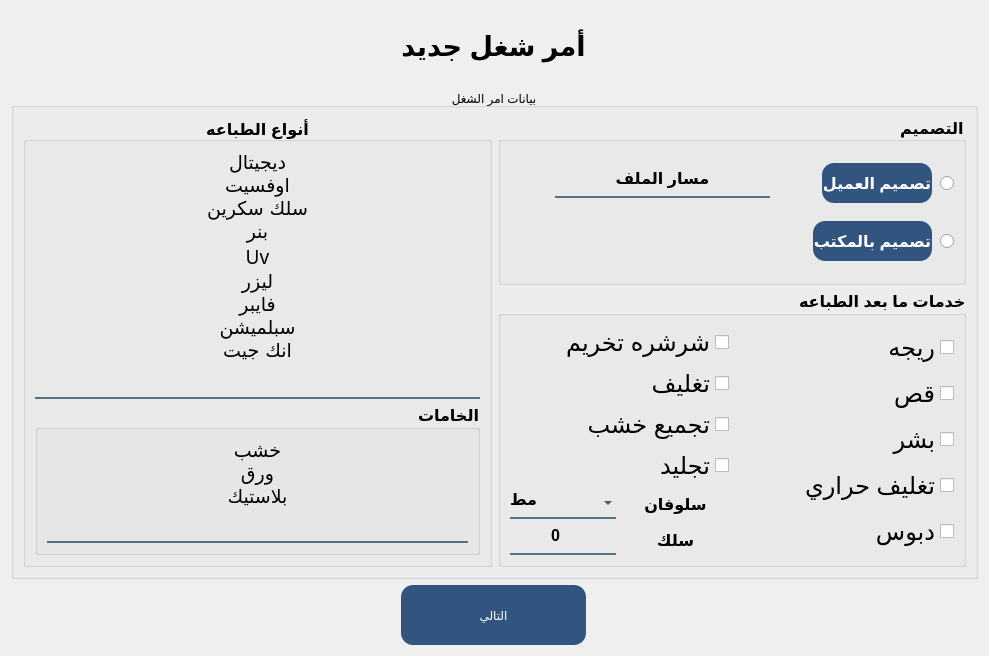
Before: the Qt Designer form forms/newOrderData_view.ui in Abdel-RahmanSaied/treeAdvertising, drawn with Qt 5.
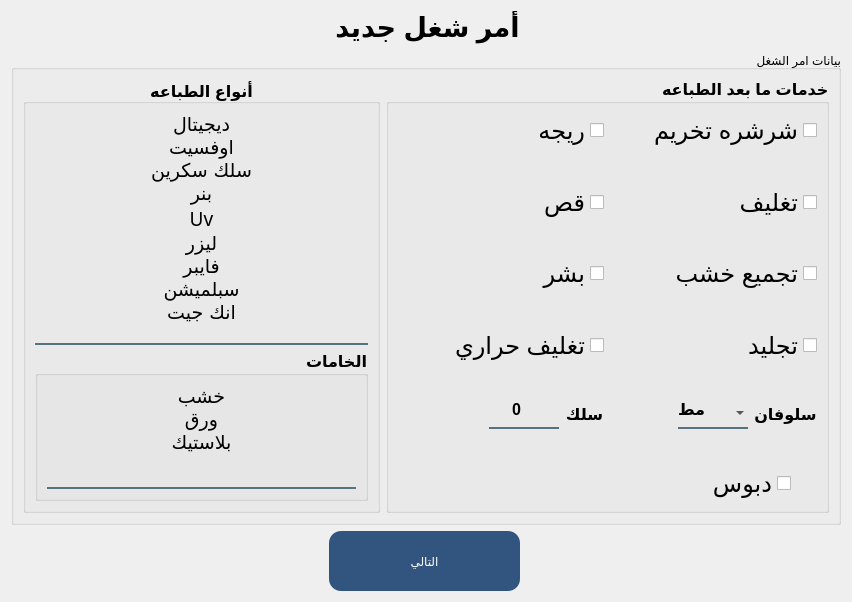
After: the same form once the commit is applied.

Commit message: add choose design screen

Diff of the .ui file:
```diff
--- a/forms/newOrderData_view.ui
+++ b/forms/newOrderData_view.ui
@@ -6,15 +6,15 @@
    <rect>
     <x>0</x>
     <y>0</y>
-    <width>989</width>
-    <height>656</height>
+    <width>848</width>
+    <height>598</height>
    </rect>
   </property>
   <property name="windowTitle">
    <string>Form</string>
   </property>
   <layout class="QGridLayout" name="gridLayout_2">
-   <item row="0" column="2">
+   <item row="0" column="3">
     <spacer name="horizontalSpacer_11">
      <property name="orientation">
       <enum>Qt::Horizontal</enum>
@@ -27,60 +27,7 @@
      </property>
     </spacer>
    </item>
-   <item row="0" column="0">
-    <spacer name="horizontalSpacer_10">
-     <property name="orientation">
-      <enum>Qt::Horizontal</enum>
-     </property>
-     <property name="sizeHint" stdset="0">
-      <size>
-       <width>384</width>
-       <height>20</height>
-      </size>
-     </property>
-    </spacer>
-   </item>
-   <item row="2" column="0">
-    <spacer name="horizontalSpacer">
-     <property name="orientation">
-      <enum>Qt::Horizontal</enum>
-     </property>
-     <property name="sizeHint" stdset="0">
-      <size>
-       <width>384</width>
-       <height>20</height>
-      </size>
-     </property>
-    </spacer>
-   </item>
-   <item row="2" column="1">
-    <widget class="QPushButton" name="next_btn">
-     <property name="minimumSize">
-      <size>
-       <width>0</width>
-       <height>60</height>
-      </size>
-     </property>
-     <property name="maximumSize">
-      <size>
-       <width>16777215</width>
-       <height>16777215</height>
-      </size>
-     </property>
-     <property name="styleSheet">
-      <string notr="true">font: 11pt &quot;Acumin Pro&quot;;
-color: rgb(255, 255, 255);
-background-color: rgb(50, 85, 127);
-
- border-radius: 12px;
-</string>
-     </property>
-     <property name="text">
-      <string>التالي</string>
-     </property>
-    </widget>
-   </item>
-   <item row="0" column="1">
+   <item row="0" column="2">
     <widget class="QLabel" name="label">
      <property name="maximumSize">
       <size>
@@ -103,7 +50,20 @@
      </property>
     </widget>
    </item>
-   <item row="2" column="2">
+   <item row="0" column="0" colspan="2">
+    <spacer name="horizontalSpacer_10">
+     <property name="orientation">
+      <enum>Qt::Horizontal</enum>
+     </property>
+     <property name="sizeHint" stdset="0">
+      <size>
+       <width>384</width>
+       <height>20</height>
+      </size>
+     </property>
+    </spacer>
+   </item>
+   <item row="2" column="3">
     <spacer name="horizontalSpacer_2">
      <property name="orientation">
       <enum>Qt::Horizontal</enum>
@@ -116,242 +76,75 @@
      </property>
     </spacer>
    </item>
-   <item row="1" column="0" colspan="3">
+   <item row="2" column="0">
+    <spacer name="horizontalSpacer">
+     <property name="orientation">
+      <enum>Qt::Horizontal</enum>
+     </property>
+     <property name="sizeHint" stdset="0">
+      <size>
+       <width>384</width>
+       <height>20</height>
+      </size>
+     </property>
+    </spacer>
+   </item>
+   <item row="2" column="1" colspan="2">
+    <widget class="QPushButton" name="next_btn">
+     <property name="minimumSize">
+      <size>
+       <width>0</width>
+       <height>60</height>
+      </size>
+     </property>
+     <property name="maximumSize">
+      <size>
+       <width>16777215</width>
+       <height>16777215</height>
+      </size>
+     </property>
+     <property name="styleSheet">
+      <string notr="true">font: 11pt &quot;Acumin Pro&quot;;
+color: rgb(255, 255, 255);
+background-color: rgb(50, 85, 127);
+
+ border-radius: 12px;
+</string>
+     </property>
+     <property name="text">
+      <string>التالي</string>
+     </property>
+    </widget>
+   </item>
+   <item row="1" column="0" colspan="4">
     <widget class="QGroupBox" name="groupBox">
+     <property name="minimumSize">
+      <size>
+       <width>830</width>
+       <height>475</height>
+      </size>
+     </property>
      <property name="title">
       <string>بيانات امر الشغل</string>
      </property>
      <property name="alignment">
-      <set>Qt::AlignCenter</set>
+      <set>Qt::AlignRight|Qt::AlignTrailing|Qt::AlignVCenter</set>
      </property>
-     <layout class="QGridLayout" name="gridLayout_6">
-      <item row="1" column="1">
-       <widget class="QGroupBox" name="groupBox_5">
-        <property name="font">
-         <font>
-          <pointsize>12</pointsize>
-          <weight>75</weight>
-          <bold>true</bold>
-         </font>
-        </property>
-        <property name="layoutDirection">
-         <enum>Qt::RightToLeft</enum>
-        </property>
-        <property name="title">
-         <string>خدمات ما بعد الطباعه</string>
-        </property>
-        <layout class="QGridLayout" name="gridLayout_5">
-         <item row="0" column="1">
-          <layout class="QVBoxLayout" name="verticalLayout_2">
-           <item>
-            <widget class="QCheckBox" name="checkBox_6">
-             <property name="font">
-              <font>
-               <pointsize>18</pointsize>
-               <weight>50</weight>
-               <bold>false</bold>
-              </font>
-             </property>
-             <property name="text">
-              <string>شرشره تخريم</string>
-             </property>
-            </widget>
-           </item>
-           <item>
-            <widget class="QCheckBox" name="checkBox_7">
-             <property name="font">
-              <font>
-               <pointsize>18</pointsize>
-               <weight>50</weight>
-               <bold>false</bold>
-              </font>
-             </property>
-             <property name="text">
-              <string>تغليف</string>
-             </property>
-            </widget>
-           </item>
-           <item>
-            <widget class="QCheckBox" name="checkBox_8">
-             <property name="font">
-              <font>
-               <pointsize>18</pointsize>
-               <weight>50</weight>
-               <bold>false</bold>
-              </font>
-             </property>
-             <property name="text">
-              <string>تجميع خشب</string>
-             </property>
-            </widget>
-           </item>
-           <item>
-            <widget class="QCheckBox" name="checkBox_9">
-             <property name="font">
-              <font>
-               <pointsize>18</pointsize>
-               <weight>50</weight>
-               <bold>false</bold>
-              </font>
-             </property>
-             <property name="text">
-              <string>تجليد</string>
-             </property>
-            </widget>
-           </item>
-           <item>
-            <layout class="QHBoxLayout" name="horizontalLayout_2">
-             <item>
-              <widget class="QLabel" name="label_3">
-               <property name="text">
-                <string>سلوفان</string>
-               </property>
-               <property name="alignment">
-                <set>Qt::AlignCenter</set>
-               </property>
-              </widget>
-             </item>
-             <item>
-              <widget class="QComboBox" name="comboBox">
-               <property name="layoutDirection">
-                <enum>Qt::LeftToRight</enum>
-               </property>
-               <property name="styleSheet">
-                <string notr="true">background-color:rgba(0, 0, 0, 0);
-border:none;
-border-bottom:2px solid rgba(46, 82, 101, 200);
-font: 11pt &quot;Acumin Pro&quot;;
-padding-bottom:7px;</string>
-               </property>
-               <item>
-                <property name="text">
-                 <string>مط</string>
-                </property>
-               </item>
-               <item>
-                <property name="text">
-                 <string>لامع</string>
-                </property>
-               </item>
-              </widget>
-             </item>
-            </layout>
-           </item>
-           <item>
-            <layout class="QHBoxLayout" name="horizontalLayout_3">
-             <item>
-              <widget class="QLabel" name="label_4">
-               <property name="layoutDirection">
-                <enum>Qt::RightToLeft</enum>
-               </property>
-               <property name="text">
-                <string>سلك</string>
-               </property>
-               <property name="alignment">
-                <set>Qt::AlignCenter</set>
-               </property>
-              </widget>
-             </item>
-             <item>
-              <widget class="QSpinBox" name="spinBox">
-               <property name="layoutDirection">
-                <enum>Qt::LeftToRight</enum>
-               </property>
-               <property name="styleSheet">
-                <string notr="true">background-color:rgba(0, 0, 0, 0);
-border:none;
-border-bottom:2px solid rgba(46, 82, 101, 200);
-font: 11pt &quot;Acumin Pro&quot;;
-padding-bottom:7px;</string>
-               </property>
-               <property name="alignment">
-                <set>Qt::AlignCenter</set>
-               </property>
-              </widget>
-             </item>
-            </layout>
-           </item>
-          </layout>
-         </item>
-         <item row="0" column="0">
-          <layout class="QVBoxLayout" name="verticalLayout">
-           <item>
-            <widget class="QCheckBox" name="checkBox">
-             <property name="font">
-              <font>
-               <pointsize>18</pointsize>
-               <weight>50</weight>
-               <bold>false</bold>
-              </font>
-             </property>
-             <property name="text">
-              <string>ريجه</string>
-             </property>
-            </widget>
-           </item>
-           <item>
-            <widget class="QCheckBox" name="checkBox_5">
-             <property name="font">
-              <font>
-               <pointsize>18</pointsize>
-               <weight>50</weight>
-               <bold>false</bold>
-              </font>
-             </property>
-             <property name="text">
-              <string>قص</string>
-             </property>
-            </widget>
-           </item>
-           <item>
-            <widget class="QCheckBox" name="checkBox_3">
-             <property name="font">
-              <font>
-               <pointsize>18</pointsize>
-               <weight>50</weight>
-               <bold>false</bold>
-              </font>
-             </property>
-             <property name="text">
-              <string>بشر</string>
-             </property>
-            </widget>
-           </item>
-           <item>
-            <widget class="QCheckBox" name="checkBox_2">
-             <property name="font">
-              <font>
-               <pointsize>18</pointsize>
-               <weight>50</weight>
-               <bold>false</bold>
-              </font>
-             </property>
-             <property name="text">
-              <string>تغليف حراري</string>
-             </property>
-            </widget>
-           </item>
-           <item>
-            <widget class="QCheckBox" name="checkBox_4">
-             <property name="font">
-              <font>
-               <pointsize>18</pointsize>
-               <weight>50</weight>
-               <bold>false</bold>
-              </font>
-             </property>
-             <property name="text">
-              <string>دبوس</string>
-             </property>
-            </widget>
-           </item>
-          </layout>
-         </item>
-        </layout>
-       </widget>
-      </item>
-      <item row="0" column="0" rowspan="2">
+     <layout class="QGridLayout" name="gridLayout_5">
+      <item row="0" column="0">
        <widget class="QGroupBox" name="groupBox_3">
+        <property name="minimumSize">
+         <size>
+          <width>300</width>
+          <height>0</height>
+         </size>
+        </property>
+        <property name="maximumSize">
+         <size>
+          <width>600</width>
+          <height>16777215</height>
+         </size>
+        </property>
         <property name="font">
          <font>
           <pointsize>12</pointsize>
@@ -369,158 +162,6 @@
          <set>Qt::AlignCenter</set>
         </property>
         <layout class="QGridLayout" name="gridLayout_3">
-         <item row="0" column="0">
-          <widget class="QListWidget" name="color_listWidget">
-           <property name="font">
-            <font>
-             <family>Acumin Pro</family>
-             <pointsize>11</pointsize>
-             <weight>50</weight>
-             <italic>false</italic>
-             <bold>false</bold>
-            </font>
-           </property>
-           <property name="cursor" stdset="0">
-            <cursorShape>ArrowCursor</cursorShape>
-           </property>
-           <property name="layoutDirection">
-            <enum>Qt::RightToLeft</enum>
-           </property>
-           <property name="styleSheet">
-            <string notr="true">background-color:rgba(0, 0, 0, 0);
-border:none;
-border-bottom:2px solid rgba(46, 82, 101, 200);
-font: 11pt &quot;Acumin Pro&quot;;
-padding-bottom:7px;</string>
-           </property>
-           <property name="selectionMode">
-            <enum>QAbstractItemView::MultiSelection</enum>
-           </property>
-           <property name="textElideMode">
-            <enum>Qt::ElideLeft</enum>
-           </property>
-           <property name="viewMode">
-            <enum>QListView::ListMode</enum>
-           </property>
-           <item>
-            <property name="text">
-             <string>ديجيتال</string>
-            </property>
-            <property name="font">
-             <font>
-              <pointsize>14</pointsize>
-             </font>
-            </property>
-            <property name="textAlignment">
-             <set>AlignCenter</set>
-            </property>
-           </item>
-           <item>
-            <property name="text">
-             <string>اوفسيت</string>
-            </property>
-            <property name="font">
-             <font>
-              <pointsize>14</pointsize>
-             </font>
-            </property>
-            <property name="textAlignment">
-             <set>AlignCenter</set>
-            </property>
-           </item>
-           <item>
-            <property name="text">
-             <string>سلك سكرين</string>
-            </property>
-            <property name="font">
-             <font>
-              <pointsize>14</pointsize>
-             </font>
-            </property>
-            <property name="textAlignment">
-             <set>AlignCenter</set>
-            </property>
-           </item>
-           <item>
-            <property name="text">
-             <string>بنر</string>
-            </property>
-            <property name="font">
-             <font>
-              <pointsize>14</pointsize>
-             </font>
-            </property>
-            <property name="textAlignment">
-             <set>AlignCenter</set>
-            </property>
-           </item>
-           <item>
-            <property name="text">
-             <string>Uv</string>
-            </property>
-            <property name="font">
-             <font>
-              <pointsize>14</pointsize>
-             </font>
-            </property>
-            <property name="textAlignment">
-             <set>AlignCenter</set>
-            </property>
-           </item>
-           <item>
-            <property name="text">
-             <string>ليزر</string>
-            </property>
-            <property name="font">
-             <font>
-              <pointsize>14</pointsize>
-             </font>
-            </property>
-            <property name="textAlignment">
-             <set>AlignCenter</set>
-            </property>
-           </item>
-           <item>
-            <property name="text">
-             <string>فايبر</string>
-            </property>
-            <property name="font">
-             <font>
-              <pointsize>14</pointsize>
-             </font>
-            </property>
-            <property name="textAlignment">
-             <set>AlignCenter</set>
-            </property>
-           </item>
-           <item>
-            <property name="text">
-             <string>سبلميشن</string>
-            </property>
-            <property name="font">
-             <font>
-              <pointsize>14</pointsize>
-             </font>
-            </property>
-            <property name="textAlignment">
-             <set>AlignCenter</set>
-            </property>
-           </item>
-           <item>
-            <property name="text">
-             <string>انك جيت</string>
-            </property>
-            <property name="font">
-             <font>
-              <pointsize>14</pointsize>
-             </font>
-            </property>
-            <property name="textAlignment">
-             <set>AlignCenter</set>
-            </property>
-           </item>
-          </widget>
-         </item>
          <item row="1" column="0">
           <widget class="QGroupBox" name="groupBox_4">
            <property name="minimumSize">
@@ -626,11 +267,163 @@
            </layout>
           </widget>
          </item>
+         <item row="0" column="0">
+          <widget class="QListWidget" name="color_listWidget">
+           <property name="font">
+            <font>
+             <family>Acumin Pro</family>
+             <pointsize>11</pointsize>
+             <weight>50</weight>
+             <italic>false</italic>
+             <bold>false</bold>
+            </font>
+           </property>
+           <property name="cursor" stdset="0">
+            <cursorShape>ArrowCursor</cursorShape>
+           </property>
+           <property name="layoutDirection">
+            <enum>Qt::RightToLeft</enum>
+           </property>
+           <property name="styleSheet">
+            <string notr="true">background-color:rgba(0, 0, 0, 0);
+border:none;
+border-bottom:2px solid rgba(46, 82, 101, 200);
+font: 11pt &quot;Acumin Pro&quot;;
+padding-bottom:7px;</string>
+           </property>
+           <property name="selectionMode">
+            <enum>QAbstractItemView::MultiSelection</enum>
+           </property>
+           <property name="textElideMode">
+            <enum>Qt::ElideLeft</enum>
+           </property>
+           <property name="viewMode">
+            <enum>QListView::ListMode</enum>
+           </property>
+           <item>
+            <property name="text">
+             <string>ديجيتال</string>
+            </property>
+            <property name="font">
+             <font>
+              <pointsize>14</pointsize>
+             </font>
+            </property>
+            <property name="textAlignment">
+             <set>AlignCenter</set>
+            </property>
+           </item>
+           <item>
+            <property name="text">
+             <string>اوفسيت</string>
+            </property>
+            <property name="font">
+             <font>
+              <pointsize>14</pointsize>
+             </font>
+            </property>
+            <property name="textAlignment">
+             <set>AlignCenter</set>
+            </property>
+           </item>
+           <item>
+            <property name="text">
+             <string>سلك سكرين</string>
+            </property>
+            <property name="font">
+             <font>
+              <pointsize>14</pointsize>
+             </font>
+            </property>
+            <property name="textAlignment">
+             <set>AlignCenter</set>
+            </property>
+           </item>
+           <item>
+            <property name="text">
+             <string>بنر</string>
+            </property>
+            <property name="font">
+             <font>
+              <pointsize>14</pointsize>
+             </font>
+            </property>
+            <property name="textAlignment">
+             <set>AlignCenter</set>
+            </property>
+           </item>
+           <item>
+            <property name="text">
+             <string>Uv</string>
+            </property>
+            <property name="font">
+             <font>
+              <pointsize>14</pointsize>
+             </font>
+            </property>
+            <property name="textAlignment">
+             <set>AlignCenter</set>
+            </property>
+           </item>
+           <item>
+            <property name="text">
+             <string>ليزر</string>
+            </property>
+            <property name="font">
+             <font>
+              <pointsize>14</pointsize>
+             </font>
+            </property>
+            <property name="textAlignment">
+             <set>AlignCenter</set>
+            </property>
+           </item>
+           <item>
+            <property name="text">
+             <string>فايبر</string>
+            </property>
+            <property name="font">
+             <font>
+              <pointsize>14</pointsize>
+             </font>
+            </property>
+            <property name="textAlignment">
+             <set>AlignCenter</set>
+            </property>
+           </item>
+           <item>
+            <property name="text">
+             <string>سبلميشن</string>
+            </property>
+            <property name="font">
+             <font>
+              <pointsize>14</pointsize>
+             </font>
+            </property>
+            <property name="textAlignment">
+             <set>AlignCenter</set>
+            </property>
+           </item>
+           <item>
+            <property name="text">
+             <string>انك جيت</string>
+            </property>
+            <property name="font">
+             <font>
+              <pointsize>14</pointsize>
+             </font>
+            </property>
+            <property name="textAlignment">
+             <set>AlignCenter</set>
+            </property>
+           </item>
+          </widget>
+         </item>
         </layout>
        </widget>
       </item>
       <item row="0" column="1">
-       <widget class="QGroupBox" name="groupBox_2">
+       <widget class="QGroupBox" name="groupBox_5">
         <property name="font">
          <font>
           <pointsize>12</pointsize>
@@ -642,203 +435,352 @@
          <enum>Qt::RightToLeft</enum>
         </property>
         <property name="title">
-         <string>التصميم</string>
-        </property>
-        <property name="alignment">
-         <set>Qt::AlignLeading|Qt::AlignLeft|Qt::AlignVCenter</set>
+         <string>خدمات ما بعد الطباعه</string>
         </property>
         <layout class="QGridLayout" name="gridLayout">
-         <item row="0" column="0">
+         <item row="0" column="0" colspan="4">
           <layout class="QHBoxLayout" name="horizontalLayout">
            <item>
-            <widget class="QRadioButton" name="clientDesign_rad_btn">
-             <property name="minimumSize">
-              <size>
-               <width>16</width>
-               <height>16</height>
-              </size>
-             </property>
+            <widget class="QCheckBox" name="checkBox_6">
              <property name="font">
               <font>
-               <family>Acumin Pro</family>
-               <pointsize>15</pointsize>
+               <pointsize>18</pointsize>
                <weight>50</weight>
-               <italic>false</italic>
                <bold>false</bold>
               </font>
              </property>
-             <property name="layoutDirection">
-              <enum>Qt::RightToLeft</enum>
-             </property>
-             <property name="styleSheet">
-              <string notr="true">font: 15pt &quot;Acumin Pro&quot;;</string>
-             </property>
              <property name="text">
-              <string/>
+              <string>شرشره تخريم</string>
              </property>
-             <property name="iconSize">
-              <size>
-               <width>30</width>
-               <height>30</height>
-              </size>
-             </property>
             </widget>
            </item>
            <item>
-            <widget class="QPushButton" name="clientDesign_btn">
-             <property name="minimumSize">
-              <size>
-               <width>110</width>
-               <height>40</height>
-              </size>
+            <widget class="QCheckBox" name="checkBox">
+             <property name="font">
+              <font>
+               <pointsize>18</pointsize>
+               <weight>50</weight>
+               <bold>false</bold>
+              </font>
              </property>
-             <property name="maximumSize">
-              <size>
-               <width>16777215</width>
-               <height>16777215</height>
-              </size>
-             </property>
-             <property name="styleSheet">
-              <string notr="true">font: 11pt &quot;Acumin Pro&quot;;
-color: rgb(255, 255, 255);
-background-color: rgb(50, 85, 127);
-
- border-radius: 12px;
-</string>
-             </property>
              <property name="text">
-              <string>تصميم العميل</string>
+              <string>ريجه</string>
              </property>
             </widget>
            </item>
-           <item>
-            <spacer name="horizontalSpacer_5">
-             <property name="orientation">
-              <enum>Qt::Horizontal</enum>
-             </property>
-             <property name="sizeHint" stdset="0">
-              <size>
-               <width>40</width>
-               <height>20</height>
-              </size>
-             </property>
-            </spacer>
-           </item>
-           <item>
-            <widget class="QLabel" name="filaPath_lbl">
-             <property name="minimumSize">
-              <size>
-               <width>215</width>
-               <height>0</height>
-              </size>
-             </property>
-             <property name="maximumSize">
-              <size>
-               <width>16777215</width>
-               <height>30</height>
-              </size>
-             </property>
-             <property name="styleSheet">
-              <string notr="true">background-color:rgba(0, 0, 0, 0);
-border:none;
-border-bottom:2px solid rgba(46, 82, 101, 200);
-font: 8pt &quot;Acumin Pro&quot;;
-padding-bottom:7px;</string>
-             </property>
-             <property name="text">
-              <string>مسار الملف</string>
-             </property>
-             <property name="alignment">
-              <set>Qt::AlignCenter</set>
-             </property>
-            </widget>
-           </item>
-           <item>
-            <spacer name="horizontalSpacer_3">
-             <property name="orientation">
-              <enum>Qt::Horizontal</enum>
-             </property>
-             <property name="sizeHint" stdset="0">
-              <size>
-               <width>13</width>
-               <height>20</height>
-              </size>
-             </property>
-            </spacer>
-           </item>
           </layout>
          </item>
-         <item row="1" column="0">
+         <item row="1" column="3">
+          <spacer name="verticalSpacer">
+           <property name="orientation">
+            <enum>Qt::Vertical</enum>
+           </property>
+           <property name="sizeHint" stdset="0">
+            <size>
+             <width>20</width>
+             <height>24</height>
+            </size>
+           </property>
+          </spacer>
+         </item>
+         <item row="2" column="0" colspan="4">
           <layout class="QHBoxLayout" name="horizontalLayout_4">
            <item>
-            <widget class="QRadioButton" name="clientDesign_rad_btn_2">
-             <property name="minimumSize">
-              <size>
-               <width>16</width>
-               <height>16</height>
-              </size>
+            <widget class="QCheckBox" name="checkBox_7">
+             <property name="font">
+              <font>
+               <pointsize>18</pointsize>
+               <weight>50</weight>
+               <bold>false</bold>
+              </font>
              </property>
+             <property name="text">
+              <string>تغليف</string>
+             </property>
+            </widget>
+           </item>
+           <item>
+            <widget class="QCheckBox" name="checkBox_5">
              <property name="font">
               <font>
-               <family>Acumin Pro</family>
-               <pointsize>15</pointsize>
+               <pointsize>18</pointsize>
                <weight>50</weight>
-               <italic>false</italic>
                <bold>false</bold>
               </font>
              </property>
-             <property name="layoutDirection">
-              <enum>Qt::RightToLeft</enum>
+             <property name="text">
+              <string>قص</string>
              </property>
-             <property name="styleSheet">
-              <string notr="true">font: 15pt &quot;Acumin Pro&quot;;</string>
+            </widget>
+           </item>
+          </layout>
+         </item>
+         <item row="3" column="0">
+          <spacer name="verticalSpacer_2">
+           <property name="orientation">
+            <enum>Qt::Vertical</enum>
+           </property>
+           <property name="sizeHint" stdset="0">
+            <size>
+             <width>20</width>
+             <height>23</height>
+            </size>
+           </property>
+          </spacer>
+         </item>
+         <item row="4" column="0" colspan="4">
+          <layout class="QHBoxLayout" name="horizontalLayout_5">
+           <item>
+            <widget class="QCheckBox" name="checkBox_8">
+             <property name="font">
+              <font>
+               <pointsize>18</pointsize>
+               <weight>50</weight>
+               <bold>false</bold>
+              </font>
              </property>
              <property name="text">
-              <string/>
+              <string>تجميع خشب</string>
              </property>
-             <property name="iconSize">
-              <size>
-               <width>30</width>
-               <height>30</height>
-              </size>
+            </widget>
+           </item>
+           <item>
+            <widget class="QCheckBox" name="checkBox_3">
+             <property name="font">
+              <font>
+               <pointsize>18</pointsize>
+               <weight>50</weight>
+               <bold>false</bold>
+              </font>
              </property>
+             <property name="text">
+              <string>بشر</string>
+             </property>
             </widget>
            </item>
+          </layout>
+         </item>
+         <item row="5" column="2">
+          <spacer name="verticalSpacer_3">
+           <property name="orientation">
+            <enum>Qt::Vertical</enum>
+           </property>
+           <property name="sizeHint" stdset="0">
+            <size>
+             <width>20</width>
+             <height>24</height>
+            </size>
+           </property>
+          </spacer>
+         </item>
+         <item row="6" column="0" colspan="4">
+          <layout class="QHBoxLayout" name="horizontalLayout_6">
            <item>
-            <widget class="QPushButton" name="officeDesign_btn">
-             <property name="minimumSize">
-              <size>
-               <width>110</width>
-               <height>40</height>
-              </size>
+            <widget class="QCheckBox" name="checkBox_9">
+             <property name="font">
+              <font>
+               <pointsize>18</pointsize>
+               <weight>50</weight>
+               <bold>false</bold>
+              </font>
              </property>
-             <property name="maximumSize">
-              <size>
-               <width>16777215</width>
-               <height>16777215</height>
-              </size>
+             <property name="text">
+              <string>تجليد</string>
              </property>
-             <property name="styleSheet">
-              <string notr="true">font: 11pt &quot;Acumin Pro&quot;;
-color: rgb(255, 255, 255);
-background-color: rgb(50, 85, 127);
-
- border-radius: 12px;
-</string>
+            </widget>
+           </item>
+           <item>
+            <widget class="QCheckBox" name="checkBox_2">
+             <property name="font">
+              <font>
+               <pointsize>18</pointsize>
+               <weight>50</weight>
+               <bold>false</bold>
+              </font>
              </property>
              <property name="text">
-              <string>تصميم بالمكتب</string>
+              <string>تغليف حراري</string>
              </property>
             </widget>
            </item>
+          </layout>
+         </item>
+         <item row="7" column="2">
+          <spacer name="verticalSpacer_4">
+           <property name="orientation">
+            <enum>Qt::Vertical</enum>
+           </property>
+           <property name="sizeHint" stdset="0">
+            <size>
+             <width>20</width>
+             <height>23</height>
+            </size>
+           </property>
+          </spacer>
+         </item>
+         <item row="8" column="0" colspan="4">
+          <layout class="QHBoxLayout" name="horizontalLayout_7">
            <item>
-            <spacer name="horizontalSpacer_4">
+            <layout class="QHBoxLayout" name="horizontalLayout_2">
+             <item>
+              <widget class="QLabel" name="label_3">
+               <property name="text">
+                <string>سلوفان</string>
+               </property>
+               <property name="alignment">
+                <set>Qt::AlignCenter</set>
+               </property>
+              </widget>
+             </item>
+             <item>
+              <widget class="QComboBox" name="comboBox">
+               <property name="minimumSize">
+                <size>
+                 <width>70</width>
+                 <height>0</height>
+                </size>
+               </property>
+               <property name="maximumSize">
+                <size>
+                 <width>70</width>
+                 <height>16777215</height>
+                </size>
+               </property>
+               <property name="layoutDirection">
+                <enum>Qt::LeftToRight</enum>
+               </property>
+               <property name="styleSheet">
+                <string notr="true">background-color:rgba(0, 0, 0, 0);
+border:none;
+border-bottom:2px solid rgba(46, 82, 101, 200);
+font: 11pt &quot;Acumin Pro&quot;;
+padding-bottom:7px;</string>
+               </property>
+               <item>
+                <property name="text">
+                 <string>مط</string>
+                </property>
+               </item>
+               <item>
+                <property name="text">
+                 <string>لامع</string>
+                </property>
+               </item>
+              </widget>
+             </item>
+             <item>
+              <spacer name="horizontalSpacer_4">
+               <property name="orientation">
+                <enum>Qt::Horizontal</enum>
+               </property>
+               <property name="sizeHint" stdset="0">
+                <size>
+                 <width>40</width>
+                 <height>20</height>
+                </size>
+               </property>
+              </spacer>
+             </item>
+            </layout>
+           </item>
+           <item>
+            <layout class="QHBoxLayout" name="horizontalLayout_3">
+             <item>
+              <widget class="QLabel" name="label_4">
+               <property name="layoutDirection">
+                <enum>Qt::RightToLeft</enum>
+               </property>
+               <property name="text">
+                <string>سلك</string>
+               </property>
+               <property name="alignment">
+                <set>Qt::AlignCenter</set>
+               </property>
+              </widget>
+             </item>
+             <item>
+              <widget class="QSpinBox" name="spinBox">
+               <property name="minimumSize">
+                <size>
+                 <width>70</width>
+                 <height>0</height>
+                </size>
+               </property>
+               <property name="maximumSize">
+                <size>
+                 <width>70</width>
+                 <height>16777215</height>
+                </size>
+               </property>
+               <property name="layoutDirection">
+                <enum>Qt::LeftToRight</enum>
+               </property>
+               <property name="styleSheet">
+                <string notr="true">background-color:rgba(0, 0, 0, 0);
+border:none;
+border-bottom:2px solid rgba(46, 82, 101, 200);
+font: 11pt &quot;Acumin Pro&quot;;
+padding-bottom:7px;</string>
+               </property>
+               <property name="alignment">
+                <set>Qt::AlignCenter</set>
+               </property>
+              </widget>
+             </item>
+             <item>
+              <spacer name="horizontalSpacer_5">
+               <property name="orientation">
+                <enum>Qt::Horizontal</enum>
+               </property>
+               <property name="sizeHint" stdset="0">
+                <size>
+                 <width>40</width>
+                 <height>20</height>
+                </size>
+               </property>
+              </spacer>
+             </item>
+            </layout>
+           </item>
+          </layout>
+         </item>
+         <item row="9" column="1">
+          <spacer name="verticalSpacer_5">
+           <property name="orientation">
+            <enum>Qt::Vertical</enum>
+           </property>
+           <property name="sizeHint" stdset="0">
+            <size>
+             <width>20</width>
+             <height>24</height>
+            </size>
+           </property>
+          </spacer>
+         </item>
+         <item row="10" column="1" colspan="2">
+          <layout class="QHBoxLayout" name="horizontalLayout_8">
+           <item>
+            <widget class="QCheckBox" name="checkBox_4">
+             <property name="font">
+              <font>
+               <pointsize>18</pointsize>
+               <weight>50</weight>
+               <bold>false</bold>
+              </font>
+             </property>
+             <property name="text">
+              <string>دبوس</string>
+             </property>
+            </widget>
+           </item>
+           <item>
+            <spacer name="horizontalSpacer_3">
              <property name="orientation">
               <enum>Qt::Horizontal</enum>
              </property>
              <property name="sizeHint" stdset="0">
               <size>
-               <width>233</width>
+               <width>40</width>
                <height>20</height>
               </size>
              </property>
@@ -846,6 +788,19 @@
            </item>
           </layout>
          </item>
+         <item row="10" column="3">
+          <spacer name="horizontalSpacer_6">
+           <property name="orientation">
+            <enum>Qt::Horizontal</enum>
+           </property>
+           <property name="sizeHint" stdset="0">
+            <size>
+             <width>40</width>
+             <height>20</height>
+            </size>
+           </property>
+          </spacer>
+         </item>
         </layout>
        </widget>
       </item>
```
Left out of the diff: 51 changed lines with no effect on the pictures. The commit also changes 8 other files.
